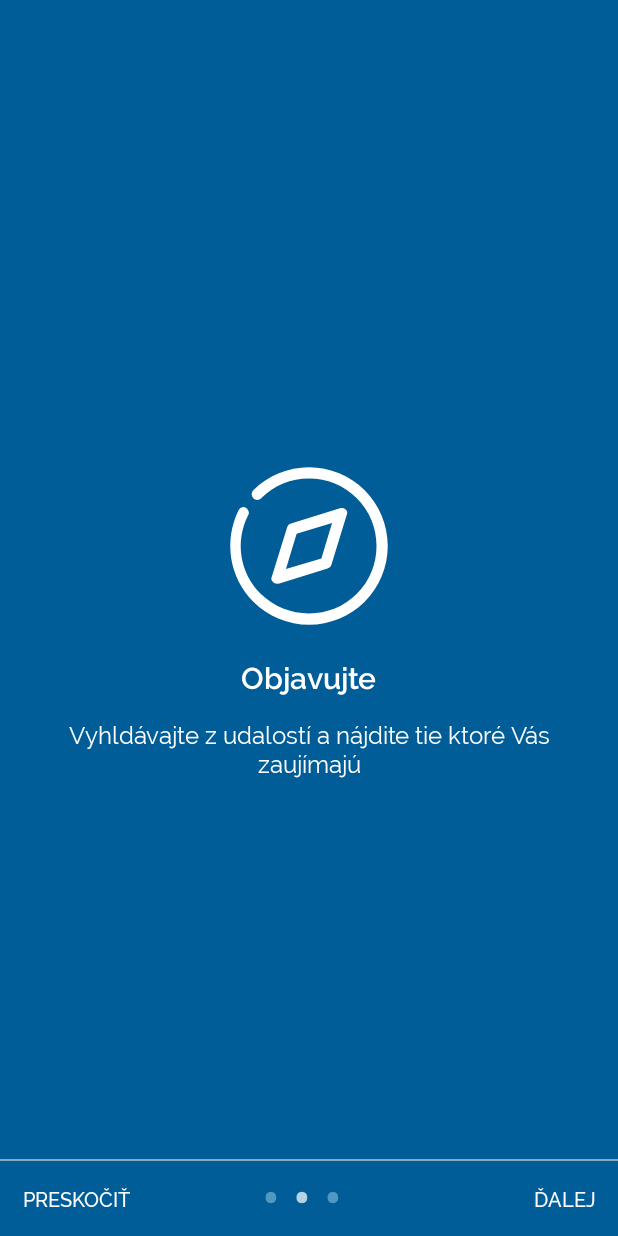
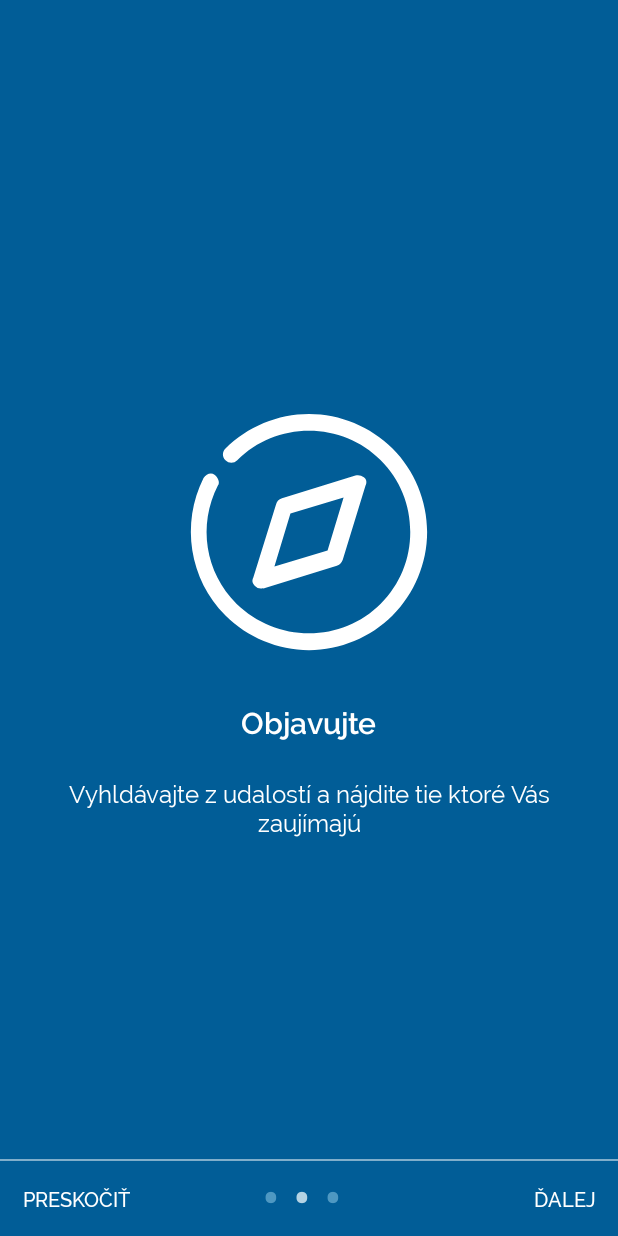
Before and after one commit to matebence/Udalosti-Android, an Android app: the screen it shows after launch (RychlaUkazkaAplikacie), after a tap on "ĎALEJ", on a phone screen of 412 x 824 dp. Run offline under Robolectric (Android 15) with nearby library versions, the phone set to English and light mode, and no system bars.

Commit message:
Bug fix tablayoutu

```diff
--- a/app/src/main/java/com/mate/bence/udalosti/Activity/Udalosti/Udalosti.java
+++ b/app/src/main/java/com/mate/bence/udalosti/Activity/Udalosti/Udalosti.java
@@ -184,8 +184,8 @@ public class Udalosti extends AppCompatActivity implements KommunikaciaOdpoved,
         objavuj.setArguments(bundle);
         podlaPozicie.setArguments(bundle);
 
-        gestaKariet.nacitajFragment(objavuj, "OBJAVUJTE UDALOSTI");
-        gestaKariet.nacitajFragment(podlaPozicie, "NAJBLIZŠIE UDALOSTI");
+        gestaKariet.nacitajFragment(objavuj, "Objavujte udalosti");
+        gestaKariet.nacitajFragment(podlaPozicie, "Najblizšie udalosti");
 
         viewPager.setOffscreenPageLimit(2);
         viewPager.setAdapter(gestaKariet);
--- a/app/src/main/res/drawable/ic_objavuj.xml
+++ b/app/src/main/res/drawable/ic_objavuj.xml
@@ -4,9 +4,9 @@
     android:viewportHeight="32"
     android:viewportWidth="32">
     <path
-        android:fillColor="#005ba6"
+        android:fillColor="#ffffff"
         android:pathData="M16,30c-3.7,0 -7.3,-1.5 -9.9,-4.1C1.8,21.6 0.8,15 3.5,9.6c0.3,-0.5 0.9,-0.7 1.3,-0.4s0.7,0.9 0.4,1.3c-2.4,4.7 -1.5,10.3 2.2,14C9.8,26.8 12.8,28 16,28c3.2,0 6.2,-1.2 8.5,-3.5S28,19.2 28,16c0,-3.2 -1.2,-6.2 -3.5,-8.5S19.2,4 16,4S9.8,5.2 7.5,7.5c-0.4,0.4 -1,0.4 -1.4,0s-0.4,-1 0,-1.4C8.7,3.5 12.3,2 16,2s7.3,1.5 9.9,4.1C28.5,8.7 30,12.3 30,16c0,3.7 -1.5,7.3 -4.1,9.9C23.3,28.5 19.7,30 16,30z" />
     <path
-        android:fillColor="#005ba6"
+        android:fillColor="#ffffff"
         android:pathData="M10.3,22.7c-0.3,0 -0.5,-0.1 -0.7,-0.3c-0.3,-0.3 -0.4,-0.6 -0.2,-1l2.7,-8.7c0.1,-0.3 0.3,-0.6 0.7,-0.7l8.7,-2.7c0.4,-0.1 0.7,0 1,0.2s0.4,0.6 0.2,1L20,19.3c-0.1,0.3 -0.3,0.6 -0.7,0.7l-8.7,2.7C10.5,22.6 10.4,22.7 10.3,22.7zM13.8,13.8l-1.9,6.3l6.3,-1.9l1.9,-6.3L13.8,13.8z" />
 </vector>
--- a/app/src/main/res/drawable/ic_podla_pozicie.xml
+++ b/app/src/main/res/drawable/ic_podla_pozicie.xml
@@ -4,12 +4,12 @@
     android:viewportHeight="32"
     android:viewportWidth="32">
     <path
-        android:fillColor="#000000"
+        android:fillColor="#b5cad8"
         android:pathData="M16,27c-0.2,0 -0.5,-0.1 -0.6,-0.2c-0.2,-0.2 -5.9,-5.1 -8.3,-10.4c-0.2,-0.5 0,-1.1 0.5,-1.3c0.5,-0.2 1.1,0 1.3,0.5c1.7,3.9 5.6,7.7 7.1,9.1c2.7,-2.6 8,-8.6 8,-12.4C24,7.7 20.4,4 16,4s-8,3.7 -8,8.2c0,0.6 -0.4,1 -1,1s-1,-0.4 -1,-1C6,6.6 10.5,2 16,2s10,4.6 10,10.2c0,5.9 -8.9,14.2 -9.3,14.5C16.5,26.9 16.2,27 16,27z" />
     <path
-        android:fillColor="#000000"
+        android:fillColor="#b5cad8"
         android:pathData="M16,16c-2.2,0 -4,-1.8 -4,-4s1.8,-4 4,-4s4,1.8 4,4S18.2,16 16,16zM16,10c-1.1,0 -2,0.9 -2,2s0.9,2 2,2s2,-0.9 2,-2S17.1,10 16,10z" />
     <path
-        android:fillColor="#000000"
+        android:fillColor="#b5cad8"
         android:pathData="M29,30H3c-0.4,0 -0.7,-0.2 -0.9,-0.5s-0.2,-0.7 0,-1l4,-7C6.4,21 7,20.9 7.5,21.1C8,21.4 8.1,22 7.9,22.5L4.7,28h22.6l-3.1,-5.5c-0.3,-0.5 -0.1,-1.1 0.4,-1.4c0.5,-0.3 1.1,-0.1 1.4,0.4l4,7c0.2,0.3 0.2,0.7 0,1C29.7,29.8 29.4,30 29,30z" />
 </vector>
--- a/app/src/main/res/values/colors.xml
+++ b/app/src/main/res/values/colors.xml
@@ -12,8 +12,9 @@
     <color name="dialog_zavorit">#0397d6</color>
 
     <!--Tab Layout-->
-    <color name="tab_ikona_aktivna">#005ba6</color>
-    <color name="tab_ikona_inaktivna">#000000</color>
+    <color name="tab_pozadie">#005ba6</color>
+    <color name="tab_ikona_aktivna">#ffffff</color>
+    <color name="tab_ikona_inaktivna">#b5cad8</color>
 
     <!-- Uvodna obrazovka -->
     <color name="uvodna_obrazovka_logo_text">#424242</color>
--- a/app/src/main/res/values/dimens.xml
+++ b/app/src/main/res/values/dimens.xml
@@ -3,7 +3,7 @@
     <!-- Aplikacia -->
     <dimen name="activity_aplikacia_tien">4dp</dimen>
     <dimen name="activity_aplikacia_titul_velkost_pisma">23sp</dimen>
-    <dimen name="activit_karty_velkost_pisma">15sp</dimen>
+    <dimen name="activit_karty_velkost_pisma">13sp</dimen>
 
     <!-- Dialog chyb -->
     <dimen name="dialog_chyb_margin">20dp</dimen>
@@ -20,8 +20,8 @@
     <!-- Rychla ukazka aplikacie -->
     <dimen name="rychla_ukazka_aplikacie_navigacia_vyska">30dp</dimen>
     <dimen name="rychla_ukazka_aplikacie_navigacia_margin_bottom">20dp</dimen>
-    <dimen name="rychla_ukazka_aplikacie_sirka_a_vyska_obrazka">120dp</dimen>
-    <dimen name="rychla_ukazka_aplikacie_margin_titul">16dp</dimen>
+    <dimen name="rychla_ukazka_aplikacie_sirka_a_vyska_obrazka">180dp</dimen>
+    <dimen name="rychla_ukazka_aplikacie_margin_titul">25dp</dimen>
     <dimen name="rychla_ukazka_aplikacie_margin_text">16dp</dimen>
     <dimen name="rychla_ukazka_aplikacie_padding_text">40dp</dimen>
     <dimen name="rychla_ukazka_aplikacie_tlacidla_margin">15dp</dimen>
@@ -50,7 +50,8 @@
     <dimen name="autentifikacia_prihlasenie_nemate_ucet_velkost_pisma">14sp</dimen>
 
     <!-- Udalosti -->
-    <dimen name="udalosti_sirka_vyska_ziadne_udalosti">110dp</dimen>
+    <dimen name="udalosti_sirka_vyska_ziadne_udalosti">90dp</dimen>
+    <dimen name="udalosti_vyska_tab_layoutu">60dp</dimen>
     <dimen name="udalosti_ziadne_udalosti_margin">10dp</dimen>
     <dimen name="udalosti_ziadne_udalosti_velkost_pisma">20sp</dimen>
 
--- a/app/src/main/res/values/styles.xml
+++ b/app/src/main/res/values/styles.xml
@@ -1,5 +1,7 @@
 <?xml version="1.0" encoding="utf-8"?>
 <resources>
+    <style name="AppTheme.PopupOverlay" parent="ThemeOverlay.AppCompat.Light" />
+
     <style name="AplikaciaBezToolbaru" parent="Theme.AppCompat.Light.NoActionBar">
         <item name="colorPrimaryDark">@color/statusbar</item>
     </style>
@@ -12,12 +14,10 @@
     <style name="UdalostiKarty" parent="Widget.Design.TabLayout">
         <item name="android:fontFamily">@font/raleway_semi_bold</item>
         <item name="android:textSize">@dimen/activit_karty_velkost_pisma</item>
+        <item name="android:textAllCaps">false</item>
     </style>
 
     <style name="Nacitavanie">
         <item name="colorAccent">@color/nacitavanie_progressbar</item>
     </style>
-
-    <style name="AppTheme.AppBarOverlay" parent="ThemeOverlay.AppCompat.Dark.ActionBar" />
-    <style name="AppTheme.PopupOverlay" parent="ThemeOverlay.AppCompat.Light" />
 </resources>
```
Also changed, not shown: app/src/main/res/layout/activity_udalosti.xml (+9 -24 lines).
